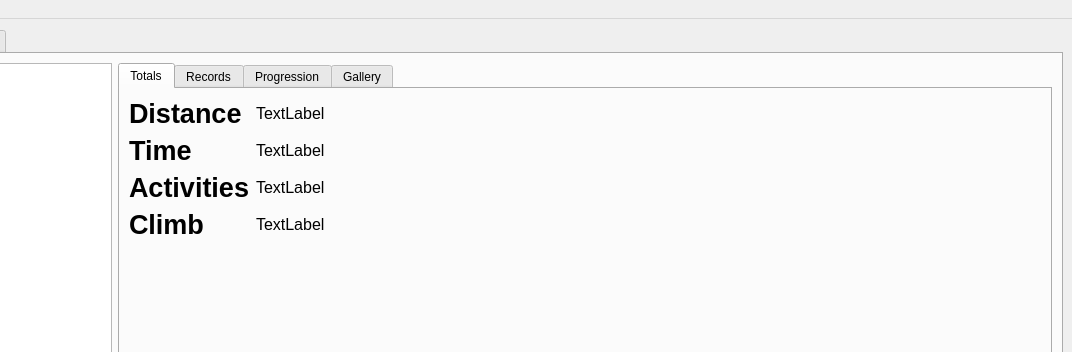
The window that resources/ui/main.ui (TomFryers/activate) describes before a commit, drawn with Qt 5; both pictures show x 208 to 1280 and y 0 to 352 of the 1280 by 720 pixel window.
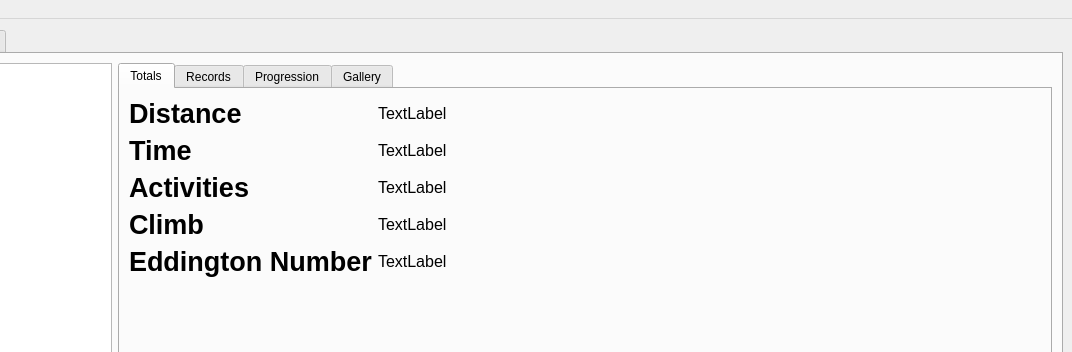
The same window after the commit. Custom widgets are drawn as their Qt base class.

Commit message: Add Eddington number

The edit to the form file:
```diff
--- a/resources/ui/main.ui
+++ b/resources/ui/main.ui
@@ -197,6 +197,34 @@
               </property>
              </widget>
             </item>
+            <item row="4" column="0">
+             <widget class="QLabel" name="eddington_stats_label">
+              <property name="font">
+               <font>
+                <pointsize>20</pointsize>
+                <weight>75</weight>
+                <bold>true</bold>
+               </font>
+              </property>
+              <property name="text">
+               <string>Eddington Number</string>
+              </property>
+             </widget>
+            </item>
+            <item row="4" column="1">
+             <widget class="QLabel" name="total_eddington_label">
+              <property name="font">
+               <font>
+                <pointsize>12</pointsize>
+                <weight>50</weight>
+                <bold>false</bold>
+               </font>
+              </property>
+              <property name="text">
+               <string>TextLabel</string>
+              </property>
+             </widget>
+            </item>
            </layout>
           </widget>
           <widget class="QWidget" name="records_tab">
```
The commit also changes 3 other files.
